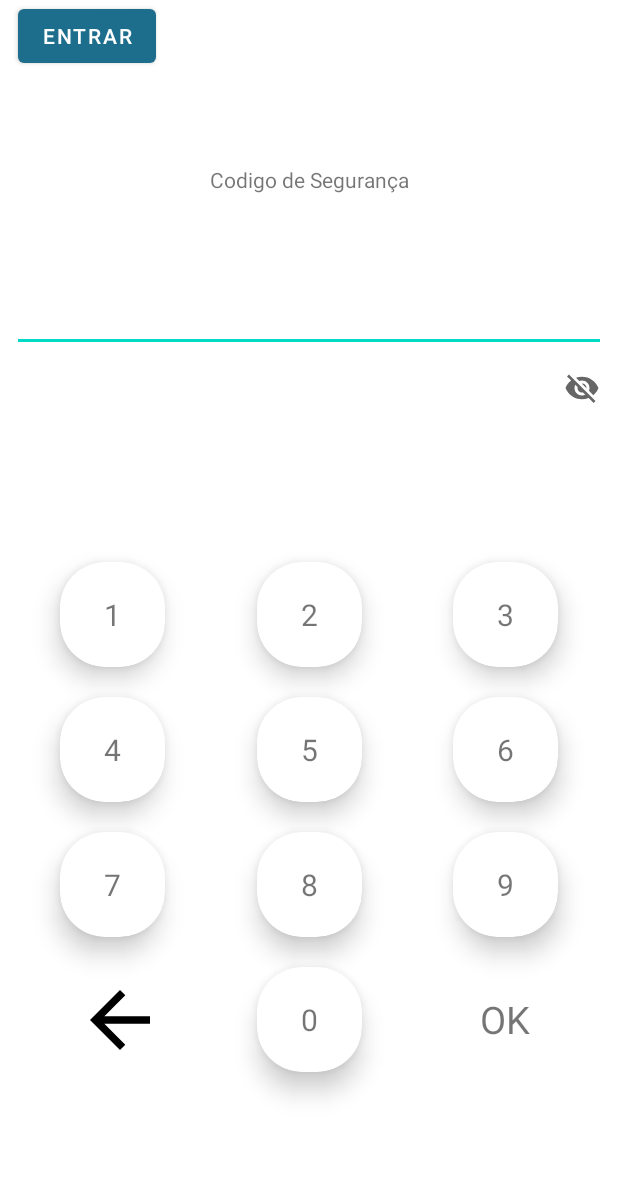
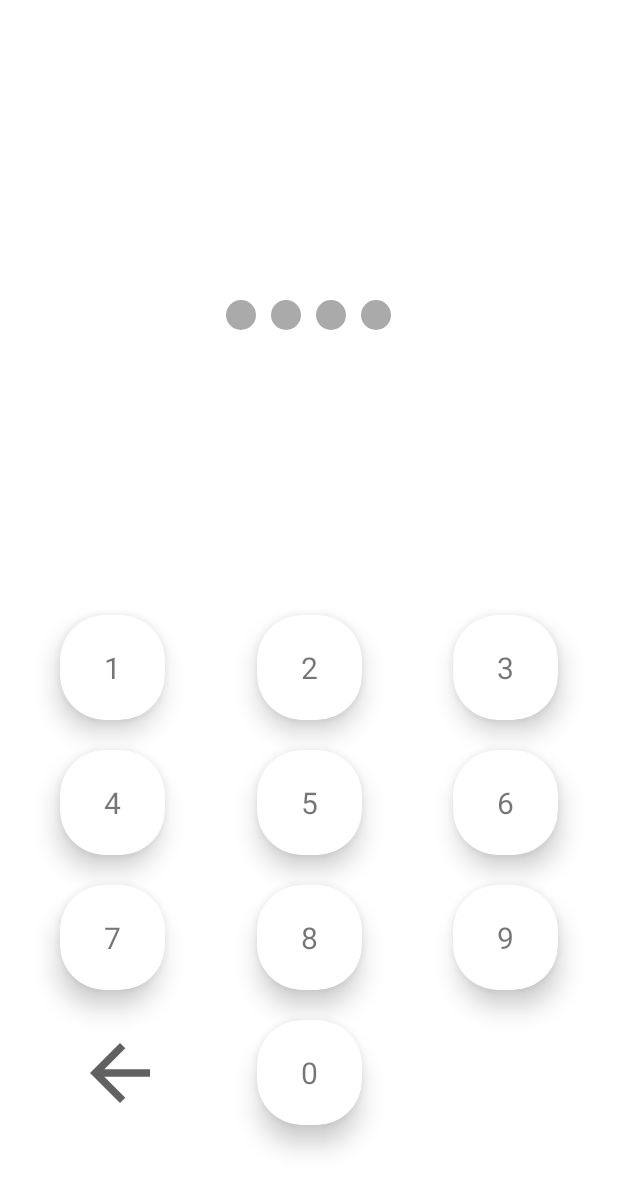
Before and after one commit to BlicBoy/AppHighMountain, an Android app: the layout activity_code.xml on its own in the app's theme, with its tools: preview values and no code run, on a phone screen of 412 x 824 dp. Shown: the top 1190 px of the screen. Run offline under Robolectric (Android 15) with nearby library versions, the phone set to English and light mode, and no system bars.

Commit message:
Pin funcional, alguns ajustes da app

```diff
--- a/app/build.gradle
+++ b/app/build.gradle
@@ -4,7 +4,6 @@ plugins {
     id 'com.google.gms.google-services'
     id 'kotlin-kapt'
     id 'kotlin-android'
-    id 'kotlin-android-extensions'
 }
 
 android {
--- a/app/src/main/java/com/example/highmountain/LoginActivity.kt
+++ b/app/src/main/java/com/example/highmountain/LoginActivity.kt
@@ -54,7 +54,6 @@ class LoginActivity : AppCompatActivity() {
                         }
                     }
             }
-
         }
     }
 
--- a/app/src/main/java/com/example/highmountain/SplashActivity.kt
+++ b/app/src/main/java/com/example/highmountain/SplashActivity.kt
@@ -3,11 +3,9 @@ package com.example.highmountain
 import android.content.Intent
 import androidx.appcompat.app.AppCompatActivity
 import android.os.Bundle
-import android.widget.Toast
 import androidx.lifecycle.lifecycleScope
 import com.example.highmountain.databinding.ActivitySplashBinding
 import com.example.highmountain.ui.PREF_CODE
-import com.google.firebase.auth.FirebaseAuth
 import com.google.firebase.auth.ktx.auth
 import com.google.firebase.ktx.Firebase
 import kotlinx.coroutines.Dispatchers
--- a/app/src/main/java/com/example/highmountain/ui/notifications/CodeFragment.kt
+++ b/app/src/main/java/com/example/highmountain/ui/notifications/CodeFragment.kt
@@ -1,7 +1,5 @@
 package com.example.highmountain.ui.notifications
 
-import android.content.Context
-import android.content.SharedPreferences
 import android.os.Bundle
 import android.util.Log
 import androidx.fragment.app.Fragment
@@ -9,11 +7,8 @@ import android.view.LayoutInflater
 import android.view.View
 import android.view.ViewGroup
 import android.widget.Toast
-import com.example.highmountain.R
 import com.example.highmountain.databinding.FragmentCodeBinding
 import com.example.highmountain.ui.PREF_CODE
-import com.example.highmountain.ui.Preferences.PREF_CODE
-
 
 class CodeFragment : Fragment() {
 
--- /dev/null
+++ b/app/src/main/res/drawable/bg_view_grey_oval.xml
@@ -0,0 +1,8 @@
+<?xml version="1.0" encoding="utf-8"?>
+<shape xmlns:android="http://schemas.android.com/apk/res/android"
+    android:shape="oval">
+
+    <solid android:color="@android:color/darker_gray" />
+    <size android:width="15dp"
+        android:height="15dp"/>
+</shape>
--- a/app/src/main/res/drawable/ic_baseline_arrow_back_24.xml
+++ b/app/src/main/res/drawable/ic_baseline_arrow_back_24.xml
@@ -1,5 +1,5 @@
 <vector android:autoMirrored="true" android:height="24dp"
-    android:tint="#000000" android:viewportHeight="24"
+    android:tint="#616161" android:viewportHeight="24"
     android:viewportWidth="24" android:width="24dp" xmlns:android="http://schemas.android.com/apk/res/android">
     <path android:fillColor="@android:color/white" android:pathData="M20,11H7.83l5.59,-5.59L12,4l-8,8 8,8 1.41,-1.41L7.83,13H20v-2z"/>
 </vector>
--- a/app/src/main/res/layout/activity_code.xml
+++ b/app/src/main/res/layout/activity_code.xml
@@ -6,72 +6,57 @@
     android:layout_height="match_parent"
     tools:context=".CodeActivity">
 
-    <EditText
-        android:id="@+id/editTextNumberPasswordInicio"
-        android:layout_width="0dp"
+    <LinearLayout
+        android:id="@+id/linearLayout"
+        android:layout_width="match_parent"
         android:layout_height="wrap_content"
-        android:layout_marginStart="8dp"
-        android:layout_marginTop="60dp"
-        android:layout_marginEnd="8dp"
-        android:ems="10"
-        android:inputType="numberPassword"
-        android:textAlignment="center"
-        app:layout_constraintEnd_toEndOf="parent"
-        app:layout_constraintHorizontal_bias="0.0"
-        app:layout_constraintStart_toStartOf="parent"
-        app:layout_constraintTop_toBottomOf="@+id/textView" />
-
-    <TextView
-        android:id="@+id/textView"
-        android:layout_width="wrap_content"
-        android:layout_height="wrap_content"
-        android:layout_marginStart="177dp"
-        android:layout_marginTop="110dp"
-        android:layout_marginEnd="176dp"
-        android:text="Codigo de Segurança"
-        app:layout_constraintEnd_toEndOf="parent"
-        app:layout_constraintHorizontal_bias="0.513"
-        app:layout_constraintStart_toStartOf="parent"
-        app:layout_constraintTop_toTopOf="parent" />
-
-    <com.google.android.material.textfield.TextInputLayout
-        android:id="@+id/editLay"
-        style="@style/Widget.MaterialComponents.TextInputLayout.OutlinedBox"
-        android:layout_width="match_parent"
-        android:layout_height="120dp"
-        app:boxBackgroundMode="none"
+        android:layout_marginTop="200dp"
+        android:layout_weight="1"
+        android:gravity="center|bottom"
+        android:orientation="horizontal"
         app:layout_constraintEnd_toEndOf="parent"
         app:layout_constraintStart_toStartOf="parent"
-        app:endIconMode="password_toggle"
-        app:layout_constraintTop_toBottomOf="@+id/editTextNumberPasswordInicio">
+        app:layout_constraintTop_toTopOf="parent">
 
+        <View
+            android:id="@+id/view1"
+            android:layout_width="20dp"
+            android:layout_height="20dp"
+            android:background="@drawable/bg_view_grey_oval" />
 
-        <com.google.android.material.textfield.TextInputLayout
-            android:id="@+id/editTexts"
-            android:layout_width="match_parent"
-            android:layout_height="match_parent"
-            android:cursorVisible="false"
-            android:inputType="textPassword"
-            android:textSize="50sp"
-            android:maxLength="6"
-            android:textAlignment="textStart">
+        <View
+            android:id="@+id/view2"
+            android:layout_width="20dp"
+            android:layout_height="20dp"
+            android:layout_marginLeft="10sp"
+            android:background="@drawable/bg_view_grey_oval" />
 
-        </com.google.android.material.textfield.TextInputLayout>
+        <View
+            android:id="@+id/view3"
+            android:layout_width="20dp"
+            android:layout_height="20dp"
+            android:layout_marginLeft="10sp"
+            android:background="@drawable/bg_view_grey_oval" />
 
+        <View
+            android:id="@+id/view4"
+            android:layout_width="20dp"
+            android:layout_height="20dp"
+            android:layout_marginLeft="10sp"
+            android:background="@drawable/bg_view_grey_oval" />
 
-    </com.google.android.material.textfield.TextInputLayout>
+    </LinearLayout>
 
     <com.google.android.material.card.MaterialCardView
         android:id="@+id/button1"
         android:layout_width="70dp"
         android:layout_height="70dp"
         android:layout_marginStart="40dp"
-        android:layout_marginTop="20dp"
+        android:layout_marginTop="190dp"
         app:cardCornerRadius="30dp"
         app:cardElevation="10dp"
         app:layout_constraintStart_toStartOf="parent"
-        app:layout_constraintTop_toBottomOf="@+id/editLay"
-        app:layout_constraintTop_toVottomOf="@id/editLay">
+        app:layout_constraintTop_toBottomOf="@+id/linearLayout">
 
         <TextView
             android:layout_width="match_parent"
@@ -86,13 +71,12 @@
         android:id="@+id/button2"
         android:layout_width="70dp"
         android:layout_height="70dp"
-        android:layout_marginTop="20dp"
+        android:layout_marginTop="190dp"
         app:cardCornerRadius="30dp"
         app:cardElevation="10dp"
         app:layout_constraintEnd_toStartOf="@+id/button3"
         app:layout_constraintStart_toEndOf="@+id/button1"
-        app:layout_constraintTop_toBottomOf="@+id/editLay"
-        app:layout_constraintTop_toVottomOf="@id/editLay">
+        app:layout_constraintTop_toBottomOf="@+id/linearLayout">
 
         <TextView
             android:layout_width="match_parent"
@@ -107,13 +91,12 @@
         android:id="@+id/button3"
         android:layout_width="70dp"
         android:layout_height="70dp"
-        android:layout_marginTop="20dp"
+        android:layout_marginTop="190dp"
         android:layout_marginEnd="40dp"
         app:cardCornerRadius="30dp"
         app:cardElevation="10dp"
         app:layout_constraintEnd_toEndOf="parent"
-        app:layout_constraintTop_toBottomOf="@+id/editLay"
-        app:layout_constraintTop_toVottomOf="@id/editLay">
+        app:layout_constraintTop_toBottomOf="@+id/linearLayout">
 
         <TextView
             android:layout_width="match_parent"
@@ -133,8 +116,7 @@
         app:cardCornerRadius="30dp"
         app:cardElevation="10dp"
         app:layout_constraintStart_toStartOf="parent"
-        app:layout_constraintTop_toBottomOf="@+id/button1"
-        app:layout_constraintTop_toVottomOf="@id/editLay">
+        app:layout_constraintTop_toBottomOf="@+id/button1">
 
         <TextView
             android:layout_width="match_parent"
@@ -154,8 +136,7 @@
         app:cardElevation="10dp"
         app:layout_constraintEnd_toStartOf="@+id/button6"
         app:layout_constraintStart_toEndOf="@+id/button4"
-        app:layout_constraintTop_toBottomOf="@+id/button2"
-        app:layout_constraintTop_toVottomOf="@id/editLay">
+        app:layout_constraintTop_toBottomOf="@+id/button2">
 
         <TextView
             android:layout_width="match_parent"
@@ -175,8 +156,7 @@
         app:cardCornerRadius="30dp"
         app:cardElevation="10dp"
         app:layout_constraintEnd_toEndOf="parent"
-        app:layout_constraintTop_toBottomOf="@+id/button3"
-        app:layout_constraintTop_toVottomOf="@id/editLay">
+        app:layout_constraintTop_toBottomOf="@+id/button3">
 
         <TextView
             android:layout_width="match_parent"
@@ -196,8 +176,7 @@
         app:cardCornerRadius="30dp"
         app:cardElevation="10dp"
         app:layout_constraintStart_toStartOf="parent"
-        app:layout_constraintTop_toBottomOf="@+id/button4"
-        app:layout_constraintTop_toVottomOf="@id/editLay">
+        app:layout_constraintTop_toBottomOf="@+id/button4">
 
         <TextView
             android:layout_width="match_parent"
@@ -217,8 +196,7 @@
         app:cardElevation="10dp"
         app:layout_constraintEnd_toStartOf="@+id/button9"
         app:layout_constraintStart_toEndOf="@+id/button7"
-        app:layout_constraintTop_toBottomOf="@+id/button5"
-        app:layout_constraintTop_toVottomOf="@id/editLay">
+        app:layout_constraintTop_toBottomOf="@+id/button5">
 
         <TextView
             android:layout_width="match_parent"
@@ -238,8 +216,7 @@
         app:cardCornerRadius="30dp"
         app:cardElevation="10dp"
         app:layout_constraintEnd_toEndOf="parent"
-        app:layout_constraintTop_toBottomOf="@+id/button6"
-        app:layout_constraintTop_toVottomOf="@id/editLay">
+        app:layout_constraintTop_toBottomOf="@+id/button6">
 
         <TextView
             android:layout_width="match_parent"
@@ -255,12 +232,12 @@
         android:layout_width="70dp"
         android:layout_height="70dp"
         android:layout_marginTop="20dp"
+        android:layout_marginEnd="110dp"
         app:cardCornerRadius="30dp"
         app:cardElevation="10dp"
-        app:layout_constraintEnd_toStartOf="@+id/ok"
+        app:layout_constraintEnd_toEndOf="parent"
         app:layout_constraintStart_toEndOf="@+id/delete"
-        app:layout_constraintTop_toBottomOf="@+id/button8"
-        app:layout_constraintTop_toVottomOf="@id/editLay">
+        app:layout_constraintTop_toBottomOf="@+id/button8">
 
         <TextView
             android:layout_width="match_parent"
@@ -281,25 +258,4 @@
         app:layout_constraintStart_toStartOf="parent"
         app:layout_constraintTop_toBottomOf="@+id/button7"></ImageView>
 
-    <TextView
-        android:id="@+id/ok"
-        android:layout_width="70dp"
-        android:layout_height="70dp"
-        android:layout_marginTop="20dp"
-        android:layout_marginEnd="40dp"
-        android:gravity="center"
-        android:text="OK"
-        android:textSize="25dp"
-        app:layout_constraintEnd_toEndOf="parent"
-        app:layout_constraintTop_toBottomOf="@+id/button9"></TextView>
-
-    <Button
-        android:id="@+id/buttonEntrar"
-        android:layout_width="wrap_content"
-        android:layout_height="wrap_content"
-        android:layout_marginEnd="308dp"
-        android:text="Entrar"
-        app:layout_constraintEnd_toEndOf="parent"
-        app:layout_constraintTop_toTopOf="parent" />
-
 </androidx.constraintlayout.widget.ConstraintLayout>
```
Also changed, not shown: app/src/main/AndroidManifest.xml (+7 -4 lines), app/src/main/java/com/example/highmountain/CodeActivity.java (added, +175 -0 lines), app/src/main/java/com/example/highmountain/CodeActivity.kt (deleted, +0 -100 lines), app/src/main/res/drawable/bg_view_blue_oval.xml (added, +8 -0 lines), app/src/main/res/layout/fragment_code.xml (+5 -5 lines).
